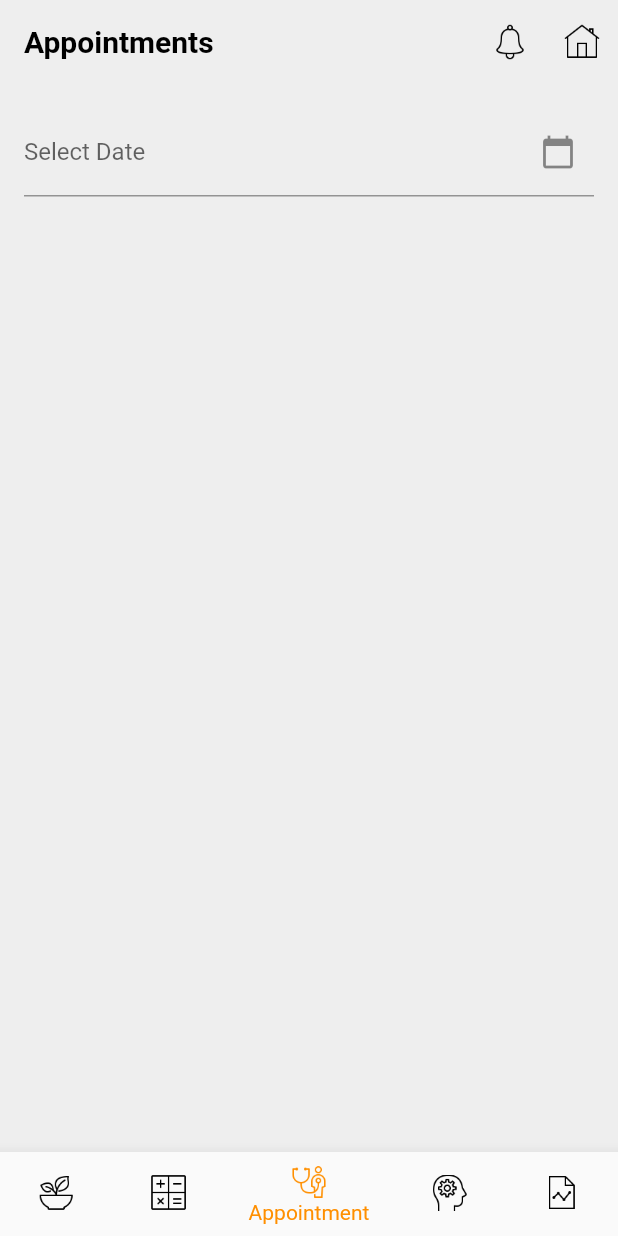
After one commit to cornell1234/Diet-Counselling, a Flutter app: the appointmentScreen screen opened directly, after a tap on "Doctor Appointment", on a phone screen of 412 x 824 dp. The commit adds this screen. Run offline on Flutter 3.47's test engine with Material 2 defaults, Android fonts, the phone set to English and light mode, and no system bars.

Commit message:
appointment

```diff
--- /dev/null
+++ b/lib/screens/appointment_screen.dart
@@ -0,0 +1,136 @@
+// ignore_for_file: camel_case_types
+
+import 'package:diet_counselling/screens/landing_screen.dart';
+import 'package:flutter/material.dart';
+
+class appointmentScreen extends StatefulWidget {
+  const appointmentScreen({Key? key}) : super(key: key);
+
+  @override
+  appointmentScreenState createState() => appointmentScreenState();
+}
+
+class appointmentScreenState extends State<appointmentScreen> {
+  DateTime? _selectedDate;
+
+  Future<void> _selectDate(BuildContext context) async {
+    final DateTime? picked = await showDatePicker(
+      context: context,
+      initialDate: DateTime.now(),
+      firstDate: DateTime.now(),
+      lastDate: DateTime(2100),
+    );
+
+    if (picked != null && picked != _selectedDate) {
+      setState(() {
+        _selectedDate = picked;
+      });
+    }
+  }
+
+  @override
+  Widget build(BuildContext context) {
+    var deviceSize = MediaQuery.of(context).size;
+    final double itemHeight = (deviceSize.height - kToolbarHeight - 24) / 3.2;
+    final double itemWidth = deviceSize.width / 2;
+    return Scaffold(
+      appBar: AppBar(
+          backgroundColor: const Color.fromARGB(255, 238, 238, 238),
+          elevation: 0,
+          automaticallyImplyLeading: false,
+          title: const Text(
+            'Appointments',
+            style: TextStyle(
+                color: Colors.black,
+                decoration: TextDecoration.none,
+                fontSize: 20,
+                fontWeight: FontWeight.bold),
+          ),
+          actions: [
+            IconButton(
+                onPressed: () {},
+                icon: const ImageIcon(
+                  AssetImage('assets/icons/notification_50px.png'),
+                  color: Colors.black,
+                )),
+            IconButton(
+                onPressed: () {
+                  Navigator.push(
+                    context,
+                    MaterialPageRoute(builder: (context) => LandingScreen()),
+                  );
+                },
+                icon: const ImageIcon(
+                  AssetImage('assets/icons/home_50px.png'),
+                  color: Colors.black,
+                )),
+          ]),
+      body: Padding(
+          padding: const EdgeInsets.all(16.0),
+          child: Column(
+            children: [
+              // ... other widgets ...
+
+              TextFormField(
+                decoration: InputDecoration(
+                  labelText: 'Select Date',
+                  hintText: 'Pick a date',
+                  suffixIcon: GestureDetector(
+                    onTap: () => _selectDate(context),
+                    child: const Icon(Icons.calendar_today),
+                  ),
+                ),
+                readOnly: true,
+                controller: TextEditingController(
+                  text: _selectedDate == null
+                      ? ''
+                      : '${_selectedDate!.day}/${_selectedDate!.month}/${_selectedDate!.year}',
+                ),
+              ),
+            ],
+          )),
+      bottomNavigationBar: BottomNavigationBar(
+          items: const <BottomNavigationBarItem>[
+            BottomNavigationBarItem(
+              icon: ImageIcon(AssetImage('assets/icons/healthy_food_50px.png')),
+              label: 'Diet',
+            ),
+            BottomNavigationBarItem(
+              icon: ImageIcon(
+                AssetImage('assets/icons/math_50px.png'),
+              ),
+              label: 'BMI',
+            ),
+            BottomNavigationBarItem(
+              icon:
+                  ImageIcon(AssetImage('assets/icons/health_checkup_50px.png')),
+              label: 'Appointment',
+            ),
+            BottomNavigationBarItem(
+              icon: ImageIcon(AssetImage('assets/icons/intelligence_50px.png')),
+              label: 'AI Assistant',
+            ),
+            BottomNavigationBarItem(
+              icon: ImageIcon(AssetImage('assets/icons/graph_report_50px.png')),
+              label: 'Report',
+            ),
+          ],
+          currentIndex: 2,
+          unselectedItemColor: Colors.black,
+          selectedItemColor: Colors.amber[800],
+          onTap: (int index) {
+            if (index == 0) {
+              Navigator.push(
+                context,
+                MaterialPageRoute(builder: (context) => LandingScreen()),
+              );
+            } else if (index == 2) {
+              Navigator.push(
+                context,
+                MaterialPageRoute(builder: (context) => LandingScreen()),
+              );
+            }
+          }),
+    );
+  }
+}
--- a/lib/screens/landing_screen.dart
+++ b/lib/screens/landing_screen.dart
@@ -1,3 +1,4 @@
+import 'package:diet_counselling/screens/appointment_screen.dart';
 import 'package:diet_counselling/screens/dietplan_screen.dart';
 import 'package:flutter/material.dart';
 
@@ -85,7 +86,15 @@ class LandingScreenState extends State<LandingScreen> {
                   ],
                 ),
               ),
-              Container(
+              InkWell(
+                onTap: () {
+                  Navigator.push(
+                    context,
+                    MaterialPageRoute(
+                        builder: (context) => appointmentScreen()),
+                  );
+                },
+                child: Container(
                   height: deviceSize.height * 0.2,
                   width: deviceSize.width * 0.1,
                   decoration: BoxDecoration(
@@ -94,12 +103,14 @@ class LandingScreenState extends State<LandingScreen> {
                   child: Column(
                     children: [
                       Image(
-                      image: AssetImage('assets/icons/doctors_folder_64px.png'),
+                        image:
+                            AssetImage('assets/icons/doctors_folder_64px.png'),
                         height: 100,
                         width: 100,
                       ),
                       Text('Doctor Appointment')
                     ],
+                  ),
                 ),
               ),
               Container(
```
Also changed, not shown: lib/screens/auth/signin_Screen.dart (added). Lines whose indentation alone changed are shown as unchanged.
